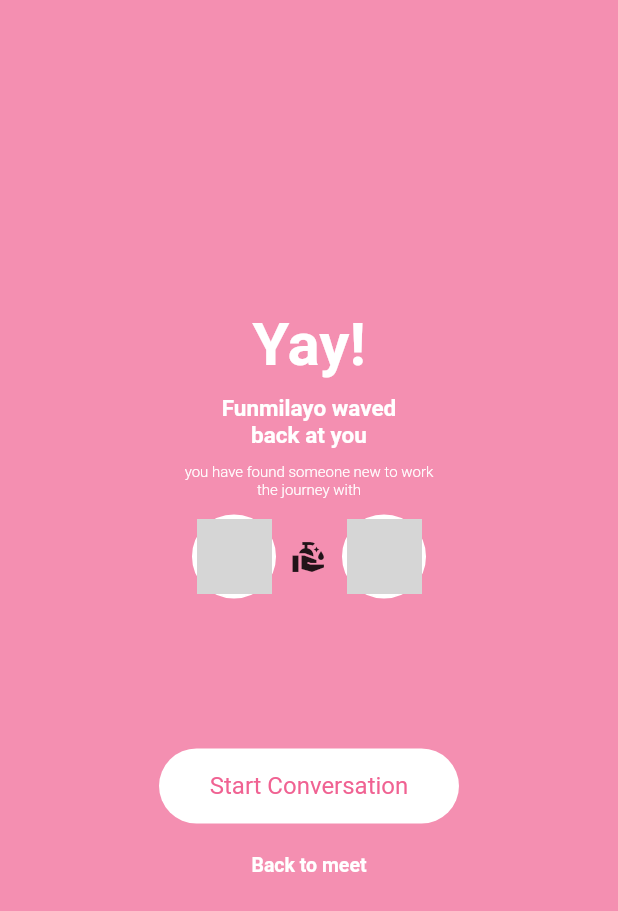
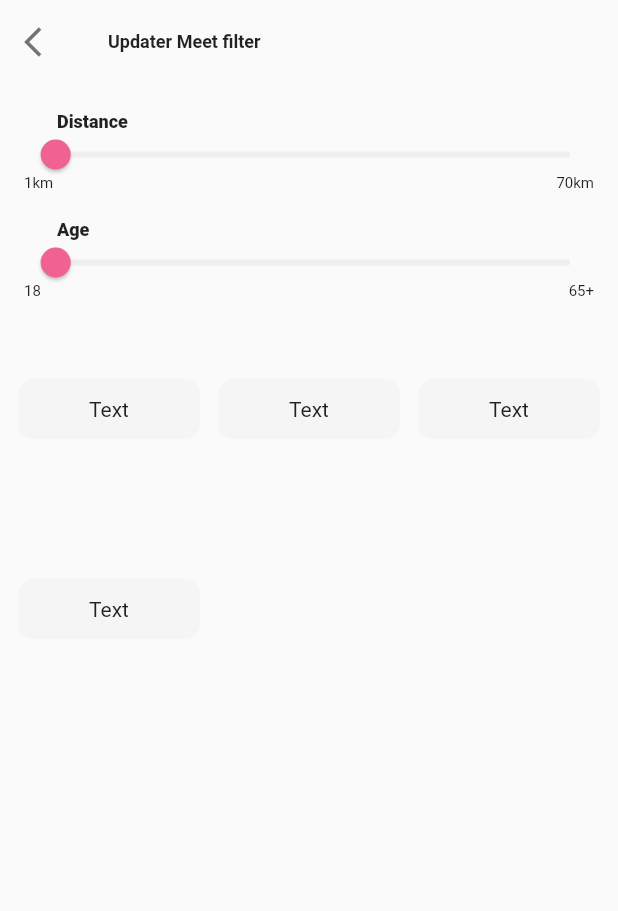
Before and after one commit to B4eva/naza_task, a Flutter app: the screen it shows after launch, on a phone screen of 412 x 824 dp. Shown: the top 911 px of the screen. Run offline on Flutter 3.47's test engine with Material 2 defaults, Android fonts, the light colour scheme and no system bars; grey boxes are pictures that could not be loaded.

Commit message:
update meet

```diff
--- a/lib/main.dart
+++ b/lib/main.dart
@@ -1,6 +1,7 @@
 import 'package:flutter/material.dart';
 import 'package:naza_task/routes.dart';
 import 'package:naza_task/views/start_conversation/start_conversation.dart';
+import 'package:naza_task/views/update_meet/update_meet.dart';
 
 void main() {
   runApp(const MyApp());
@@ -17,7 +18,7 @@ class MyApp extends StatelessWidget {
       theme: ThemeData(
         primarySwatch: Colors.blue,
       ),
-      initialRoute: StartConversation.routeName,
+      initialRoute: UpdateMeet.routeName,
       routes: routes,
     );
   }
--- a/lib/routes.dart
+++ b/lib/routes.dart
@@ -3,6 +3,7 @@ import 'package:naza_task/views/Home/home.dart';
 import 'package:naza_task/views/purchase_plan/purchase_plan.dart';
 import 'package:naza_task/views/safe_space_details/safe_space_details.dart';
 import 'package:naza_task/views/start_conversation/start_conversation.dart';
+import 'package:naza_task/views/update_meet/update_meet.dart';
 import 'package:naza_task/views/views.dart';
 
 final Map<String, WidgetBuilder> routes = {
@@ -10,5 +11,6 @@ final Map<String, WidgetBuilder> routes = {
   SafeSpaceView.routeName: (context) => const SafeSpaceView(),
   SessionEnded.routeName: (context) => const SessionEnded(),
   PurchasePlanView.routeName: (context) => const PurchasePlanView(),
-  StartConversation.routeName: (context) => const StartConversation()
+  StartConversation.routeName: (context) => const StartConversation(),
+  UpdateMeet.routeName: (constext) => const UpdateMeet()
 };
--- a/lib/views/safe_space_details/components/body.dart
+++ b/lib/views/safe_space_details/components/body.dart
@@ -10,7 +10,6 @@ class Body extends StatelessWidget {
   Widget build(BuildContext context) {
     return Column(
       children: <Widget>[
-        // ignore: sized_box_for_whitespace
         Container(
             decoration: BoxDecoration(color: Colors.red[50]),
             width: double.infinity,
@@ -55,7 +54,6 @@ class Body extends StatelessWidget {
         const SizedBox(
           height: 20,
         ),
-
         Expanded(
           child: GridView.builder(
             itemCount: match.length,
--- /dev/null
+++ b/lib/views/update_meet/componenets/body.dart
@@ -0,0 +1,160 @@
+import 'package:flutter/material.dart';
+
+class Body extends StatefulWidget {
+  const Body({Key? key}) : super(key: key);
+
+  @override
+  State<Body> createState() => _BodyState();
+}
+
+class _BodyState extends State<Body> {
+  double val = 1;
+  double val2 = 1;
+  @override
+  Widget build(BuildContext context) {
+    return Padding(
+      padding: const EdgeInsets.all(8.0),
+      child: Column(
+        crossAxisAlignment: CrossAxisAlignment.start,
+        children: <Widget>[
+          MySlider(
+            arg1: '1km',
+            arg2: '70km',
+            press: (double value) {
+              setState(() {
+                val = value;
+              });
+            },
+            realvalue: val,
+            arg3: 'Distance',
+          ),
+          MySlider(
+            arg1: '18',
+            arg2: '65+',
+            press: (double value) {
+              setState(() {
+                val2 = value;
+              });
+            },
+            realvalue: val2,
+            arg3: 'Age',
+          ),
+          // const SizedBox(
+          //   height: 10,
+          // ),
+          Expanded(
+            child: GridView.builder(
+                itemCount: 4,
+                gridDelegate: SliverGridDelegateWithFixedCrossAxisCount(
+                  crossAxisCount: MediaQuery.of(context).orientation ==
+                          Orientation.landscape
+                      ? 4
+                      : 3,
+                  crossAxisSpacing: 4,
+                  mainAxisSpacing: 4,
+                  // childAspectRatio: (2 / 1),
+                ),
+                itemBuilder: (context, __) => GestureDetector(
+                    onTap: () {},
+                    child: Padding(
+                      padding: const EdgeInsets.all(4.0),
+                      child: Column(
+                        mainAxisAlignment: MainAxisAlignment.spaceEvenly,
+                        children: const <Widget>[
+                          RoundedContainer(text: "Text"),
+                        ],
+                      ),
+                    ))),
+          )
+        ],
+      ),
+    );
+  }
+}
+
+class RoundedContainer extends StatelessWidget {
+  final String text;
+  const RoundedContainer({
+    Key? key,
+    required this.text,
+  }) : super(key: key);
+
+  @override
+  Widget build(BuildContext context) {
+    return Container(
+      height: 40,
+      width: 130,
+      decoration: BoxDecoration(
+          shape: BoxShape.rectangle,
+          borderRadius: BorderRadius.circular(10),
+          color: Colors.grey[100]),
+      child: Center(child: Text(text)),
+    );
+  }
+}
+
+class MySlider extends StatelessWidget {
+  const MySlider(
+      {Key? key,
+      required this.press,
+      required this.realvalue,
+      required this.arg1,
+      required this.arg2,
+      required this.arg3})
+      : super(key: key); // inactiveColor: Colors.grey,
+
+  final Function(double x)? press;
+  final String? arg1, arg2, arg3;
+  final double? realvalue;
+
+  @override
+  Widget build(BuildContext context) {
+    return Column(
+      children: [
+        const SizedBox(
+          height: 10,
+        ),
+        Row(
+          children: <Widget>[
+            const SizedBox(
+              width: 30,
+            ),
+            Text(
+              arg3!,
+              style: const TextStyle(fontSize: 12, fontWeight: FontWeight.w800),
+            )
+          ],
+        ),
+        const SizedBox(
+          height: 10,
+        ),
+        SizedBox(
+            height: 10,
+            child: Slider(
+              value: realvalue!,
+              onChanged: press!,
+              min: 0,
+              max: 68,
+              activeColor: Colors.pink[300],
+              inactiveColor: Colors.grey[200],
+            )),
+        // const SizedBox(
+        //   height: 5,
+        // ),
+        Padding(
+          padding: const EdgeInsets.all(8.0),
+          child: Row(
+            mainAxisAlignment: MainAxisAlignment.spaceBetween,
+            children: <Widget>[
+              Text(
+                arg1!,
+                style: const TextStyle(fontSize: 10),
+              ),
+              Text(arg2!, style: const TextStyle(fontSize: 10))
+            ],
+          ),
+        ),
+      ],
+    );
+  }
+}
--- /dev/null
+++ b/lib/views/update_meet/update_meet.dart
@@ -0,0 +1,39 @@
+import 'package:flutter/material.dart';
+import 'package:flutter/services.dart';
+import 'package:naza_task/views/safe_space_details/safe_space_details.dart';
+import 'package:naza_task/views/start_conversation/start_conversation.dart';
+
+import 'componenets/body.dart';
+
+class UpdateMeet extends StatelessWidget {
+  static const routeName = '/updateMeet';
+  const UpdateMeet({Key? key}) : super(key: key);
+
+  @override
+  Widget build(BuildContext context) {
+    return Scaffold(
+      appBar: AppBar(
+        backgroundColor: Colors.transparent,
+        shadowColor: Colors.transparent,
+        elevation: 0,
+        systemOverlayStyle: SystemUiOverlayStyle.light,
+        title: const Text('Updater Meet filter',
+            style: TextStyle(
+              fontWeight: FontWeight.bold,
+              color: Colors.black87,
+              fontSize: 12,
+            )),
+        leading: IconButton(
+          onPressed: () {
+            Navigator.popAndPushNamed(context, SafeSpaceView.routeName);
+          },
+          icon: const Icon(
+            Icons.arrow_back_ios,
+            color: Colors.black54,
+          ),
+        ),
+      ),
+      body: const Body(),
+    );
+  }
+}
```
